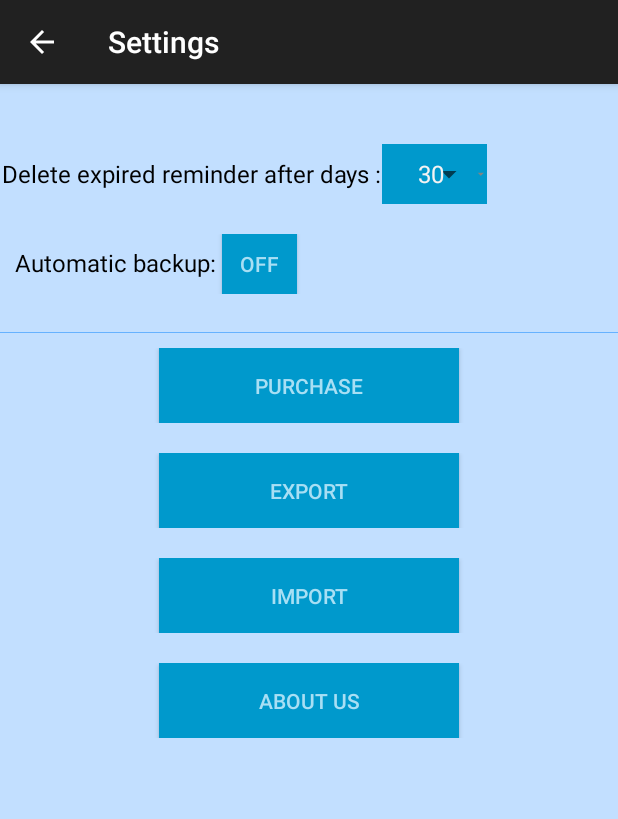
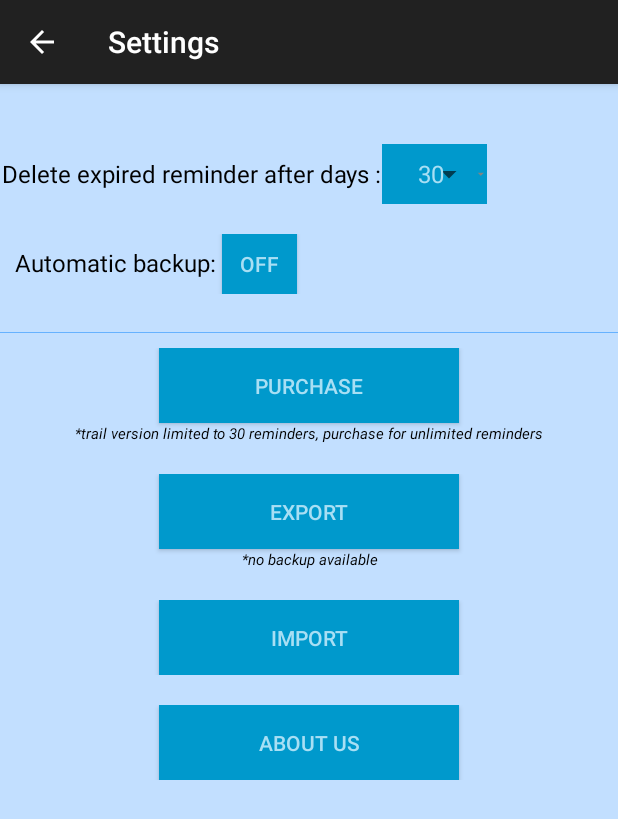
Before and after one commit to kirangavv/ReminderBuddy, an Android app: the Settings screen opened directly, with no data from a screen before it, on a phone screen of 412 x 824 dp. Shown: the top 819 px of the screen. Run offline under Robolectric (Android 15) with nearby library versions, the phone set to English and light mode, and no system bars.

Commit message:
fixedspinnerandsettingpagelayout
Fixed spinner layout and settings layout export,import & purchase. need
import,export & purchase code.

```diff
--- a/app/src/main/java/com/remainder/screens/Settings.java
+++ b/app/src/main/java/com/remainder/screens/Settings.java
@@ -1,6 +1,8 @@
 package com.remainder.screens;
 
 import android.content.Intent;
+import android.graphics.Color;
+import android.graphics.drawable.Drawable;
 import android.os.Bundle;
 import android.support.v7.app.AppCompatActivity;
 import android.view.MenuItem;
@@ -10,19 +12,26 @@ import android.widget.ArrayAdapter;
 import android.widget.Button;
 import android.widget.CompoundButton;
 import android.widget.Spinner;
+import android.widget.TextView;
 import android.widget.ToggleButton;
 
 import com.remainder.R;
 import com.remainder.common.Constants;
 import com.remainder.dao.RemainderDAO;
 
-import java.text.ParseException;
+import java.text.SimpleDateFormat;
+import java.util.Date;
 
 public class Settings extends AppCompatActivity implements View.OnClickListener {
 
     Button buttonAboutUS;
+    Button buttonPurchase;
+    Button buttonExport;
+    Button buttonImport;
     Spinner settingExpiredDays;
     ToggleButton settingAutomaticBackup;
+    TextView settingBackupTip;
+    TextView settingPurchaseTip;
 
     private RemainderDAO dao;
 
@@ -36,11 +45,20 @@ public class Settings extends AppCompatActivity implements View.OnClickListener
         dao = new RemainderDAO(this);
 
         buttonAboutUS = (Button) findViewById(R.id.button_settings_aboutus);
+        buttonPurchase = (Button) findViewById(R.id.button_settings_purchase);
+        buttonExport = (Button) findViewById(R.id.button_settings_export);
+        buttonImport = (Button) findViewById(R.id.button_settings_import);
+
         settingExpiredDays = (Spinner)findViewById(R.id.spinner_settings_delexpireddays);
         settingAutomaticBackup = (ToggleButton)findViewById(R.id.togglebutton_settings_automaticbackup);
+        settingBackupTip = (TextView)findViewById(R.id.textview_settings_backuptip);
+        settingPurchaseTip = (TextView)findViewById(R.id.textview_settings_purchasetip);
 
-        /*about us button*/
+        /*buttons*/
         buttonAboutUS.setOnClickListener(this);
+        buttonPurchase.setOnClickListener(this);
+        buttonExport.setOnClickListener(this);
+        buttonImport.setOnClickListener(this);
 
         /*add back arrow */
         getSupportActionBar().setDisplayHomeAsUpEnabled(true);
@@ -65,6 +83,22 @@ public class Settings extends AppCompatActivity implements View.OnClickListener
         int expiredDaysPosition = adapterExpiredDays.getPosition(deleteExpiredDaysSettingValue);
         if (expiredDaysPosition < 0 ) expiredDaysPosition = 0;
         settingExpiredDays.setSelection(expiredDaysPosition);
+
+
+        String versionSettingValue = dao.getSettingValue(Constants.VERSION_SETTING_NAME);
+        if ( !versionSettingValue.toString().equals(Constants.EMPTY_STRING))
+        {
+            settingPurchaseTip.setText(Constants.PURCHASE_THANKS_TIP);
+            buttonPurchase.setBackgroundColor(Color.LTGRAY);
+            buttonPurchase.setEnabled(false);
+        }
+
+        String backupSettingValue = dao.getSettingValue(Constants.BACKUP_DATE_SETTING_NAME);
+        if ( !backupSettingValue.toString().equals(Constants.EMPTY_STRING))
+        {
+            settingBackupTip.setText(Constants.BACKUP_DATE_TIP + backupSettingValue.toString());
+        }
+
 
         /*automatic backup setting update*/
         settingAutomaticBackup.setOnCheckedChangeListener(new CompoundButton.OnCheckedChangeListener() {
@@ -92,7 +126,6 @@ public class Settings extends AppCompatActivity implements View.OnClickListener
             public void onNothingSelected(AdapterView<?> parent) {
             }
         });
-
       }
 
     @Override
@@ -102,9 +135,24 @@ public class Settings extends AppCompatActivity implements View.OnClickListener
                 Intent intent = new Intent(Settings.this, AboutUs.class);
                 startActivity(intent);
                 break;
+            case R.id.button_settings_export:
+                /*export code*/
+                String currentDate = new SimpleDateFormat("MM-dd-yyyy").format(new Date());
+                dao.addUpdateSettings(Constants.BACKUP_DATE_SETTING_NAME, currentDate);
+                finish();
+                startActivity(getIntent());
+                break;
+            case R.id.button_settings_import:
+                /*import code*/
+                break;
+            case R.id.button_settings_purchase:
+                /*purchase code*/
+                dao.addUpdateSettings(Constants.VERSION_SETTING_NAME, "1.0");
+                finish();
+                startActivity(getIntent());
+                break;
         }
     }
-
 
     @Override
     public boolean onOptionsItemSelected(MenuItem item) {
--- a/app/src/main/res/layout/content_settings.xml
+++ b/app/src/main/res/layout/content_settings.xml
@@ -43,7 +43,7 @@
                     android:layout_marginLeft="1dp"
                     android:layout_marginRight="1dp"
                     android:layout_alignParentRight="true"
-                    android:popupBackground="@color/background"
+                    android:popupBackground="@color/buttonbackground"
                     android:paddingRight="1dp"
                     />
                 <ImageView
@@ -97,7 +97,7 @@
             android:layout_width="fill_parent"
             android:layout_height="fill_parent"
             android:padding="@dimen/dim_10dp"
-            android:orientation="horizontal"
+            android:orientation="vertical"
             android:gravity="center">
             <Button
                 android:id="@+id/button_settings_purchase"
@@ -106,13 +106,22 @@
                 android:text="@string/button_purchase"
                 android:background="@color/buttonbackground"
                 android:textColor="@color/buttontext"/>
+            <TextView
+                android:id="@+id/textview_settings_purchasetip"
+                android:layout_width="fill_parent"
+                android:layout_height="wrap_content"
+                android:gravity="center"
+                android:text="@string/versiontip"
+                android:textColor="@color/labeltext"
+                android:textStyle="normal|italic"
+                android:textSize="@dimen/textsize_10sp"/>
         </LinearLayout>
 
         <LinearLayout
             android:layout_width="fill_parent"
             android:layout_height="fill_parent"
             android:padding="@dimen/dim_10dp"
-            android:orientation="horizontal"
+            android:orientation="vertical"
             android:gravity="center">
             <Button
                 android:id="@+id/button_settings_export"
@@ -121,6 +130,15 @@
                 android:text="@string/button_export"
                 android:background="@color/buttonbackground"
                 android:textColor="@color/buttontext"/>
+            <TextView
+                android:id="@+id/textview_settings_backuptip"
+                android:layout_width="fill_parent"
+                android:layout_height="wrap_content"
+                android:gravity="center"
+                android:text="@string/backuptip"
+                android:textColor="@color/labeltext"
+                android:textStyle="normal|italic"
+                android:textSize="@dimen/textsize_10sp"/>
         </LinearLayout>
 
         <LinearLayout
--- a/app/src/main/res/layout/spinner_layout.xml
+++ b/app/src/main/res/layout/spinner_layout.xml
@@ -2,7 +2,7 @@
     <TextView  xmlns:android="http://schemas.android.com/apk/res/android"
         android:layout_width="wrap_content"
         android:layout_height="wrap_content"
-        android:textColor="@color/spinner"
+        android:textColor="@color/buttontext"
         android:padding="@dimen/dim_5dp"
         android:textSize="16sp"
         android:id="@+id/text_spinner" />
--- a/app/src/main/res/values/strings.xml
+++ b/app/src/main/res/values/strings.xml
@@ -18,5 +18,7 @@
     <string name="title_activity_dash_board">DashBoard</string>
     <string name="datetip">*enter date in mm-dd-yyyy format</string>
     <string name="phonetip">*enter phone number in integers with out ISD code</string>
+    <string name="backuptip">*no backup available</string>
+    <string name="versiontip">*trail version limited to 30 reminders, purchase for unlimited reminders</string>
 
 </resources>
```
Also changed, not shown: app/src/main/java/com/remainder/common/Constants.java (+10 -2 lines).
